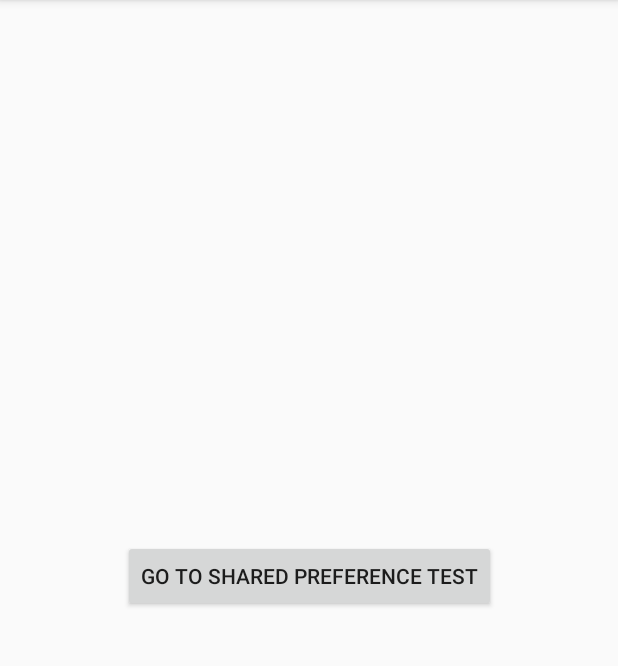
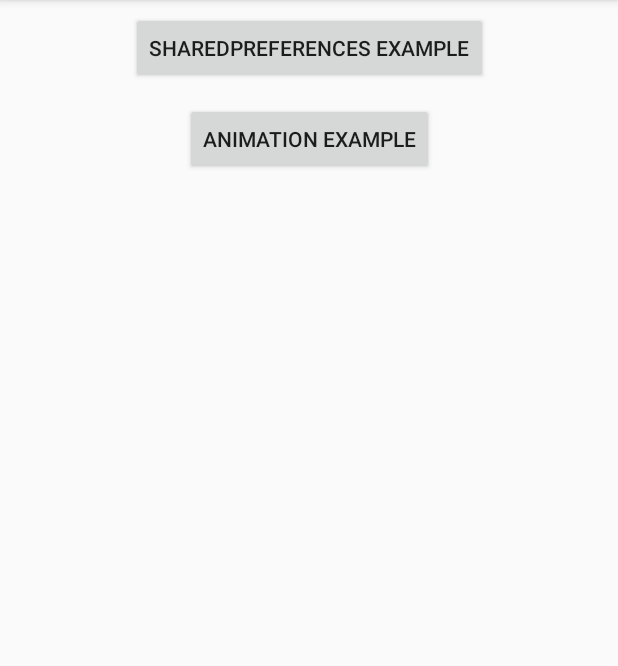
Before and after one commit to himattm/ktx-playground, an Android app: the screen it shows after launch (MainActivity), on a phone screen of 412 x 824 dp, the part 84-750 px from its top. Run offline under Robolectric (Android 15) with nearby library versions, the phone set to English and light mode, and no system bars.

Commit message:
add animation example

```diff
--- a/app/src/main/AndroidManifest.xml
+++ b/app/src/main/AndroidManifest.xml
@@ -18,6 +18,7 @@
         </activity>
 
         <activity android:name=".SharedPreferencesActivity" />
+        <activity android:name=".AnimationActivity" />
     </application>
 
 </manifest>
--- a/app/src/main/java/io/github/matthewcmckenna/ktxplayground/MainActivity.kt
+++ b/app/src/main/java/io/github/matthewcmckenna/ktxplayground/MainActivity.kt
@@ -13,7 +13,11 @@ class MainActivity : AppCompatActivity() {
         setContentView(R.layout.activity_main)
 
         go_to_shared_prefs_button.setOnClickListener {
-            startActivityForResult(Intent(this, SharedPreferencesActivity::class.java), 0)
+            startActivity(Intent(this, SharedPreferencesActivity::class.java))
+        }
+
+        go_to_animation_button.setOnClickListener {
+            startActivity(Intent(this, AnimationActivity::class.java))
         }
     }
 }
--- a/app/src/main/res/layout/activity_main.xml
+++ b/app/src/main/res/layout/activity_main.xml
@@ -1,9 +1,11 @@
 <?xml version="1.0" encoding="utf-8"?>
 <androidx.constraintlayout.widget.ConstraintLayout xmlns:android="http://schemas.android.com/apk/res/android"
     xmlns:app="http://schemas.android.com/apk/res-auto"
+    xmlns:tools="http://schemas.android.com/tools"
+    android:layout_width="match_parent"
     android:layout_height="match_parent"
-    android:layout_width="match_parent"
-    android:orientation="vertical">
+    android:orientation="vertical"
+    tools:layout_editor_absoluteY="81dp">
 
     <Button
         android:id="@+id/go_to_shared_prefs_button"
@@ -12,10 +14,30 @@
         android:layout_marginStart="8dp"
         android:layout_marginTop="8dp"
         android:layout_marginEnd="8dp"
-        android:layout_marginBottom="8dp"
-        android:text="@string/go_to_shared_preference_test"
-        app:layout_constraintBottom_toBottomOf="parent"
+        android:text="@string/sharedpreferences_example"
         app:layout_constraintEnd_toEndOf="parent"
         app:layout_constraintStart_toStartOf="parent"
         app:layout_constraintTop_toTopOf="parent" />
+
+    <Button
+        android:id="@+id/go_to_animation_button"
+        android:layout_width="wrap_content"
+        android:layout_height="wrap_content"
+        android:layout_marginStart="8dp"
+        android:layout_marginTop="8dp"
+        android:layout_marginEnd="8dp"
+        android:layout_marginBottom="8dp"
+        android:text="@string/animation_example"
+        app:layout_constraintBottom_toTopOf="@+id/guideline"
+        app:layout_constraintEnd_toEndOf="parent"
+        app:layout_constraintStart_toStartOf="parent"
+        app:layout_constraintTop_toBottomOf="@+id/go_to_shared_prefs_button" />
+
+    <androidx.constraintlayout.widget.Guideline
+        android:id="@+id/guideline"
+        android:layout_width="wrap_content"
+        android:layout_height="wrap_content"
+        android:orientation="horizontal"
+        app:layout_constraintGuide_begin="129dp" />
+
 </androidx.constraintlayout.widget.ConstraintLayout>
--- a/app/src/main/res/values/strings.xml
+++ b/app/src/main/res/values/strings.xml
@@ -5,4 +5,8 @@
     <string name="not_applicable">N/A</string>
     <string name="user_name_title">User Name</string>
     <string name="go_to_shared_preference_test">Go To Shared Preference Test</string>
+    <string name="animation_example">Animation Example</string>
+    <string name="sharedpreferences_example">SharedPreferences Example</string>
+    <string name="animate">Animate</string>
+    <string name="not_started">Not Started</string>
 </resources>
```
Also changed, not shown: app/src/main/java/io/github/matthewcmckenna/ktxplayground/AnimationActivity.kt (added, +43 -0 lines), app/src/main/res/layout/activity_animation.xml (added, +57 -0 lines).
